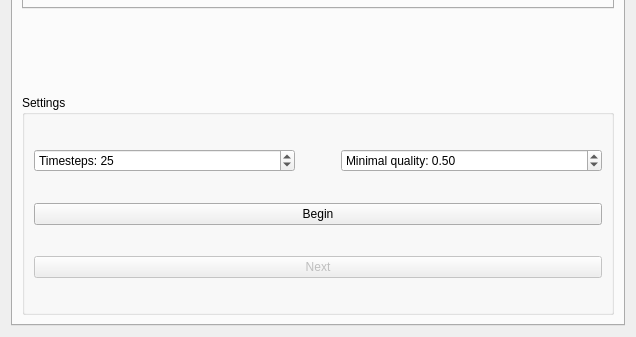
First picture: the form in Plugin-Master/MasterToolbarBase.ui, repository a2mont/master-thesis, before the edit; both pictures show x 0 to 636 and y 258 to 595 of the 636 by 595 pixel window.
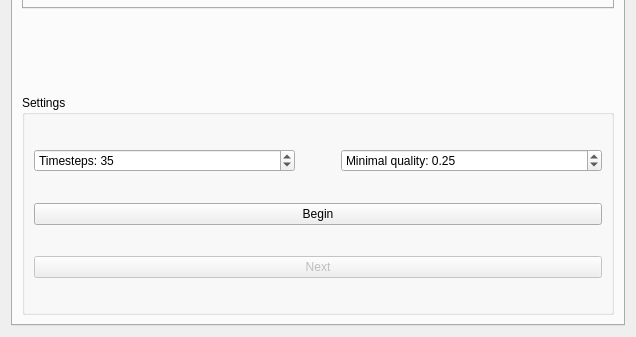
Second picture: the form after the edit.

Patch:
```diff
--- a/Plugin-Master/MasterToolbarBase.ui
+++ b/Plugin-Master/MasterToolbarBase.ui
@@ -362,7 +362,7 @@
                  <number>1</number>
                 </property>
                 <property name="value">
-                 <number>25</number>
+                 <number>35</number>
                 </property>
                 <property name="displayIntegerBase">
                  <number>10</number>
@@ -400,7 +400,7 @@
                  <double>0.050000000000000</double>
                 </property>
                 <property name="value">
-                 <double>0.500000000000000</double>
+                 <double>0.250000000000000</double>
                 </property>
                </widget>
               </item>
```
